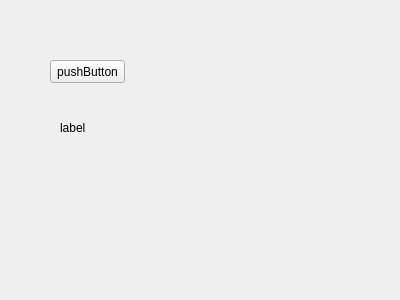
This is suite/windows/program_index/zl_program_index.ui in jackiejay888/automation as Qt 5 draws it before an edit. The edited form follows.
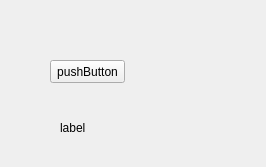
This is the edited form.

What changed in the file:
```diff
--- a/suite/windows/program_index/zl_program_index.ui
+++ b/suite/windows/program_index/zl_program_index.ui
@@ -6,8 +6,8 @@
    <rect>
     <x>0</x>
     <y>0</y>
-    <width>400</width>
-    <height>300</height>
+    <width>266</width>
+    <height>167</height>
    </rect>
   </property>
   <property name="windowTitle">
```
